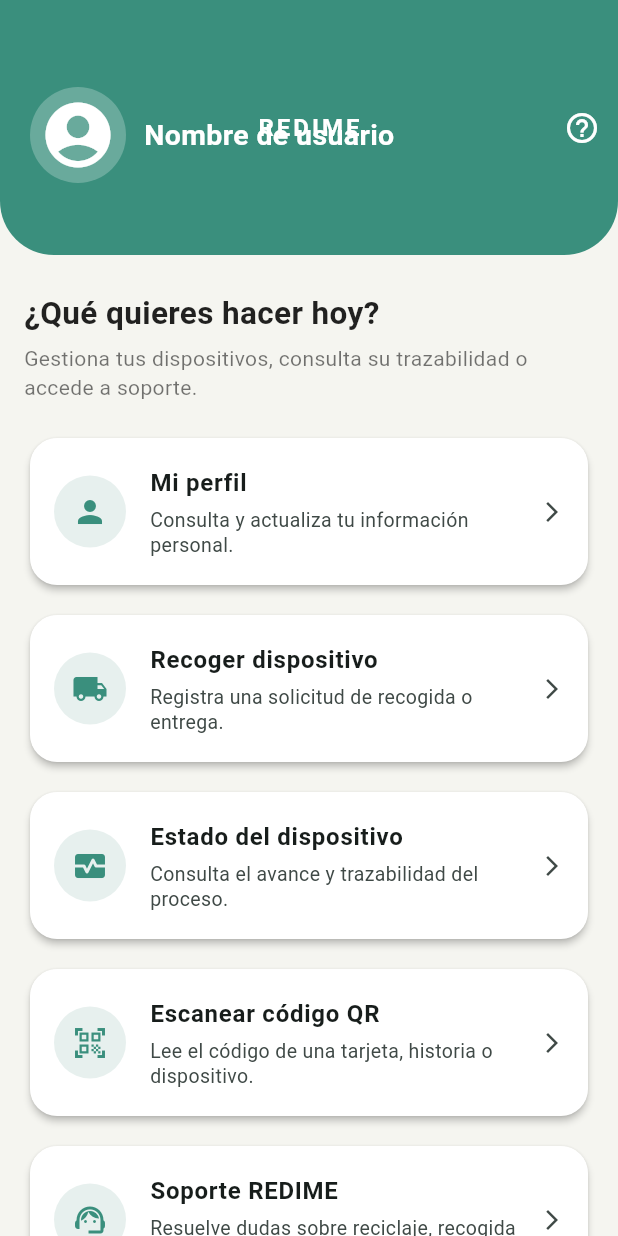
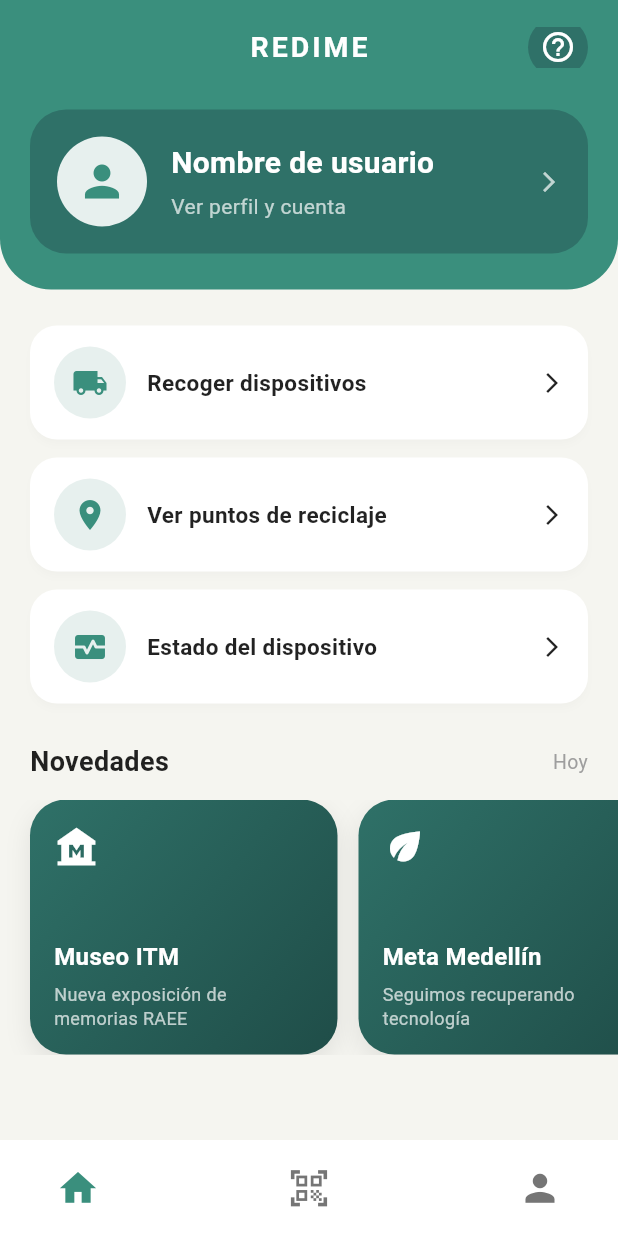
Before and after one commit to danniebravo/REDIME, a Flutter app: the HomeView screen opened by its route, on a phone screen of 412 x 824 dp. Run offline on Flutter 3.47's test engine with Material 3 defaults, Android fonts, the phone set to English and light mode, and no system bars; our stand-ins replace image_picker, sqflite, sqflite_common_ffi; missing offline and left inert: mobile_scanner; accounts and stored records are empty.

Commit message:
Rediseña Home basado en prototipo

```diff
--- a/lib/views/home_view.dart
+++ b/lib/views/home_view.dart
@@ -1,4 +1,5 @@
 import 'package:flutter/material.dart';
+import 'package:flutter/services.dart';
 
 import '../core/constants/app_routes.dart';
 
@@ -8,189 +9,368 @@ class HomeView extends StatelessWidget {
   static const Color _primaryColor = Color(0xFF3A8F7D);
   static const Color _backgroundColor = Color(0xFFF5F5F0);
 
+  void _showMapPendingMessage(BuildContext context) {
+    ScaffoldMessenger.of(context).showSnackBar(
+      const SnackBar(
+        content: Text(
+          'La pantalla de puntos de reciclaje se conectará próximamente.',
+        ),
+      ),
+    );
+  }
+
   @override
   Widget build(BuildContext context) {
-    return Scaffold(
+    return AnnotatedRegion<SystemUiOverlayStyle>(
+      value: SystemUiOverlayStyle.light.copyWith(
+        statusBarColor: _primaryColor,
+        statusBarIconBrightness: Brightness.light,
+      ),
+      child: Scaffold(
         backgroundColor: _backgroundColor,
-      appBar: AppBar(
-        toolbarHeight: 170,
-        backgroundColor: _primaryColor,
-        automaticallyImplyLeading: false,
-        centerTitle: true,
-        shape: const RoundedRectangleBorder(
-          borderRadius: BorderRadius.vertical(bottom: Radius.circular(36)),
+        body: SafeArea(
+          bottom: false,
+          child: Column(
+            children: [
+              Expanded(
+                child: ListView(
+                  padding: EdgeInsets.zero,
+                  children: [
+                    _HomeHeader(
+                      onSupportTap: () {
+                        Navigator.pushNamed(context, AppRoutes.chat);
+                      },
+                      onProfileTap: () {
+                        Navigator.pushNamed(context, AppRoutes.profile);
+                      },
                     ),
-        title: const Text(
+                    const SizedBox(height: 24),
+                    Padding(
+                      padding: const EdgeInsets.symmetric(horizontal: 20),
+                      child: Column(
+                        children: [
+                          _HomeActionButton(
+                            icon: Icons.local_shipping,
+                            label: 'Recoger dispositivos',
+                            onTap: () {
+                              Navigator.pushNamed(
+                                context,
+                                AppRoutes.pickupFlow,
+                              );
+                            },
+                          ),
+                          const SizedBox(height: 12),
+                          _HomeActionButton(
+                            icon: Icons.location_on,
+                            label: 'Ver puntos de reciclaje',
+                            onTap: () => _showMapPendingMessage(context),
+                          ),
+                          const SizedBox(height: 12),
+                          _HomeActionButton(
+                            icon: Icons.monitor_heart,
+                            label: 'Estado del dispositivo',
+                            onTap: () {
+                              Navigator.pushNamed(
+                                context,
+                                AppRoutes.deviceStatus,
+                              );
+                            },
+                          ),
+                        ],
+                      ),
+                    ),
+                    const SizedBox(height: 26),
+                    const Padding(
+                      padding: EdgeInsets.symmetric(horizontal: 20),
+                      child: Row(
+                        mainAxisAlignment: MainAxisAlignment.spaceBetween,
+                        children: [
+                          Text(
+                            'Novedades',
+                            style: TextStyle(
+                              fontSize: 18,
+                              fontWeight: FontWeight.bold,
+                              color: Colors.black87,
+                            ),
+                          ),
+                          Text(
+                            'Hoy',
+                            style: TextStyle(color: Colors.grey, fontSize: 13),
+                          ),
+                        ],
+                      ),
+                    ),
+                    const SizedBox(height: 12),
+                    SizedBox(
+                      height: 170,
+                      child: ListView(
+                        scrollDirection: Axis.horizontal,
+                        padding: const EdgeInsets.only(left: 20, right: 6),
+                        children: const [
+                          _NewsCard(
+                            title: 'Museo ITM',
+                            subtitle: 'Nueva exposición de memorias RAEE',
+                            icon: Icons.museum,
+                          ),
+                          _NewsCard(
+                            title: 'Meta Medellín',
+                            subtitle: 'Seguimos recuperando tecnología',
+                            icon: Icons.eco,
+                          ),
+                          _NewsCard(
+                            title: 'Trazabilidad',
+                            subtitle: 'Consulta el estado de tus dispositivos',
+                            icon: Icons.timeline,
+                          ),
+                        ],
+                      ),
+                    ),
+                    const SizedBox(height: 28),
+                  ],
+                ),
+              ),
+            ],
+          ),
+        ),
+        bottomNavigationBar: _HomeBottomNavigation(
+          onHomeTap: () {},
+          onQrTap: () {
+            Navigator.pushNamed(context, AppRoutes.qrScan);
+          },
+          onProfileTap: () {
+            Navigator.pushNamed(context, AppRoutes.profile);
+          },
+        ),
+      ),
+    );
+  }
+}
+
+class _HomeHeader extends StatelessWidget {
+  final VoidCallback onSupportTap;
+  final VoidCallback onProfileTap;
+
+  const _HomeHeader({required this.onSupportTap, required this.onProfileTap});
+
+  static const Color _primaryColor = Color(0xFF3A8F7D);
+  static const Color _darkPrimaryColor = Color(0xFF2F7168);
+  static const Color _softGreen = Color(0xFFE7F0EE);
+
+  @override
+  Widget build(BuildContext context) {
+    return Container(
+      width: double.infinity,
+      decoration: const BoxDecoration(
+        color: _primaryColor,
+        borderRadius: BorderRadius.only(
+          bottomLeft: Radius.circular(34),
+          bottomRight: Radius.circular(34),
+        ),
+      ),
+      child: Padding(
+        padding: const EdgeInsets.fromLTRB(20, 18, 20, 24),
+        child: Column(
+          children: [
+            Stack(
+              alignment: Alignment.center,
+              children: [
+                const Center(
+                  child: Text(
                     'REDIME',
                     style: TextStyle(
+                      color: Colors.white,
                       fontWeight: FontWeight.bold,
+                      fontSize: 19,
                       letterSpacing: 2,
+                    ),
+                  ),
+                ),
+                Positioned(
+                  right: 0,
+                  child: GestureDetector(
+                    onTap: onSupportTap,
+                    child: Container(
+                      width: 40,
+                      height: 40,
+                      decoration: const BoxDecoration(
+                        color: _darkPrimaryColor,
+                        shape: BoxShape.circle,
+                      ),
+                      child: const Icon(
+                        Icons.help_outline,
                         color: Colors.white,
                       ),
                     ),
-        actions: [
-          IconButton(
-            tooltip: 'Soporte',
-            icon: const Icon(Icons.help_outline, color: Colors.white),
-            onPressed: () {
-              Navigator.pushNamed(context, AppRoutes.chat);
-            },
+                  ),
                 ),
               ],
-        flexibleSpace: SafeArea(
-          child: Padding(
-            padding: const EdgeInsets.only(left: 20, right: 20, top: 58),
-            child: Row(
+            ),
+            const SizedBox(height: 28),
+            GestureDetector(
+              onTap: onProfileTap,
+              child: Container(
+                width: double.infinity,
+                padding: const EdgeInsets.all(18),
+                decoration: BoxDecoration(
+                  color: _darkPrimaryColor,
+                  borderRadius: BorderRadius.circular(24),
+                ),
+                child: const Row(
                   children: [
-                GestureDetector(
-                  onTap: () {
-                    Navigator.pushNamed(context, AppRoutes.profile);
-                  },
-                  child: const CircleAvatar(
-                    radius: 32,
-                    backgroundColor: Colors.white24,
-                    child: Icon(
-                      Icons.account_circle,
-                      color: Colors.white,
-                      size: 52,
+                    CircleAvatar(
+                      radius: 30,
+                      backgroundColor: _softGreen,
+                      child: Icon(Icons.person, size: 34, color: _primaryColor),
                     ),
-                  ),
-                ),
-                const SizedBox(width: 12),
-                const Expanded(
-                  child: Text(
+                    SizedBox(width: 16),
+                    Expanded(
+                      child: Column(
+                        crossAxisAlignment: CrossAxisAlignment.start,
+                        children: [
+                          Text(
                             'Nombre de usuario',
                             style: TextStyle(
                               color: Colors.white,
-                      fontSize: 19,
-                      fontWeight: FontWeight.w600,
+                              fontSize: 20,
+                              fontWeight: FontWeight.bold,
+                            ),
+                          ),
+                          SizedBox(height: 4),
+                          Text(
+                            'Ver perfil y cuenta',
+                            style: TextStyle(
+                              color: Colors.white70,
+                              fontSize: 14,
+                            ),
+                          ),
+                        ],
+                      ),
+                    ),
+                    Icon(
+                      Icons.arrow_forward_ios,
+                      color: Colors.white70,
+                      size: 16,
+                    ),
+                  ],
                 ),
               ),
             ),
           ],
         ),
       ),
+    );
+  }
+}
+
+class _HomeActionButton extends StatelessWidget {
+  final IconData icon;
+  final String label;
+  final VoidCallback onTap;
+
+  const _HomeActionButton({
+    required this.icon,
+    required this.label,
+    required this.onTap,
+  });
+
+  static const Color _primaryColor = Color(0xFF3A8F7D);
+  static const Color _softGreen = Color(0xFFE7F0EE);
+
+  @override
+  Widget build(BuildContext context) {
+    return Material(
+      color: Colors.white,
+      borderRadius: BorderRadius.circular(18),
+      elevation: 2,
+      shadowColor: Colors.black.withAlpha(20),
+      child: InkWell(
+        borderRadius: BorderRadius.circular(18),
+        onTap: onTap,
+        child: Padding(
+          padding: const EdgeInsets.symmetric(horizontal: 16, vertical: 14),
+          child: Row(
+            children: [
+              CircleAvatar(
+                radius: 24,
+                backgroundColor: _softGreen,
+                child: Icon(icon, color: _primaryColor),
               ),
-      ),
-      body: ListView(
-        padding: const EdgeInsets.symmetric(horizontal: 16, vertical: 24),
-        children: [
-          const Text(
-            '¿Qué quieres hacer hoy?',
-            style: TextStyle(
-              fontSize: 21,
-              fontWeight: FontWeight.bold,
+              const SizedBox(width: 14),
+              Expanded(
+                child: Text(
+                  label,
+                  style: const TextStyle(
+                    fontWeight: FontWeight.w700,
+                    fontSize: 15,
                     color: Colors.black87,
                   ),
                 ),
-          const SizedBox(height: 6),
-          const Text(
-            'Gestiona tus dispositivos, consulta su trazabilidad o accede a soporte.',
-            style: TextStyle(fontSize: 14, color: Colors.black54, height: 1.35),
               ),
-          const SizedBox(height: 20),
+              const Icon(Icons.arrow_forward_ios, size: 16),
+            ],
+          ),
+        ),
+      ),
+    );
+  }
+}
 
-          _HomeActionCard(
-            icon: Icons.person,
-            title: 'Mi perfil',
-            subtitle: 'Consulta y actualiza tu información personal.',
-            onTap: () {
-              Navigator.pushNamed(context, AppRoutes.profile);
-            },
+class _NewsCard extends StatelessWidget {
+  final String title;
+  final String subtitle;
+  final IconData icon;
+
+  const _NewsCard({
+    required this.title,
+    required this.subtitle,
+    required this.icon,
+  });
+
+  @override
+  Widget build(BuildContext context) {
+    return Container(
+      width: 205,
+      margin: const EdgeInsets.only(right: 14),
+      padding: const EdgeInsets.all(16),
+      decoration: BoxDecoration(
+        borderRadius: BorderRadius.circular(24),
+        gradient: const LinearGradient(
+          colors: [Color(0xFF2F7168), Color(0xFF1F4D48)],
+          begin: Alignment.topLeft,
+          end: Alignment.bottomRight,
         ),
-          const SizedBox(height: 12),
-
-          _HomeActionCard(
-            icon: Icons.local_shipping,
-            title: 'Recoger dispositivo',
-            subtitle: 'Registra una solicitud de recogida o entrega.',
-            onTap: () {
-              Navigator.pushNamed(context, AppRoutes.pickupFlow);
-            },
-          ),
-          const SizedBox(height: 12),
-
-          _HomeActionCard(
-            icon: Icons.monitor_heart,
-            title: 'Estado del dispositivo',
-            subtitle: 'Consulta el avance y trazabilidad del proceso.',
-            onTap: () {
-              Navigator.pushNamed(context, AppRoutes.deviceStatus);
-            },
-          ),
-          const SizedBox(height: 12),
-
-          _HomeActionCard(
-            icon: Icons.qr_code_scanner,
-            title: 'Escanear código QR',
-            subtitle: 'Lee el código de una tarjeta, historia o dispositivo.',
-            onTap: () {
-              Navigator.pushNamed(context, AppRoutes.qrScan);
-            },
-          ),
-          const SizedBox(height: 12),
-
-          _HomeActionCard(
-            icon: Icons.support_agent,
-            title: 'Soporte REDIME',
-            subtitle:
-                'Resuelve dudas sobre reciclaje, recogida o trazabilidad.',
-            onTap: () {
-              Navigator.pushNamed(context, AppRoutes.chat);
-            },
-          ),
-
-          const SizedBox(height: 24),
-
-          const _HomeSectionTitle(title: 'Mi cuenta'),
-
-          const SizedBox(height: 8),
-
-          ExpansionTile(
-            title: const Text('Dispositivos Redimidos'),
-            subtitle: const Text('Historial de dispositivos registrados'),
-            children: [
-              ListTile(
-                title: const Text('Ver mi perfil'),
-                subtitle: const Text(
-                  'Consulta tus dispositivos redimidos desde tu perfil.',
-                ),
-                trailing: const Icon(Icons.arrow_forward_ios, size: 16),
-                onTap: () {
-                  Navigator.pushNamed(context, AppRoutes.profile);
-                },
+        boxShadow: [
+          BoxShadow(
+            color: Colors.black.withAlpha(22),
+            blurRadius: 14,
+            offset: const Offset(0, 6),
           ),
         ],
       ),
-          ExpansionTile(
-            title: const Text('Tu Información'),
-            subtitle: const Text('Datos básicos del usuario'),
+      child: Column(
+        crossAxisAlignment: CrossAxisAlignment.start,
+        mainAxisAlignment: MainAxisAlignment.spaceBetween,
         children: [
-              ListTile(
-                title: const Text('Editar información personal'),
-                subtitle: const Text(
-                  'Actualiza nombre, celular y correo en tu perfil.',
+          Icon(icon, color: Colors.white, size: 30),
+          Column(
+            crossAxisAlignment: CrossAxisAlignment.start,
+            children: [
+              Text(
+                title,
+                style: const TextStyle(
+                  color: Colors.white,
+                  fontSize: 16,
+                  fontWeight: FontWeight.bold,
                 ),
-                trailing: const Icon(Icons.arrow_forward_ios, size: 16),
-                onTap: () {
-                  Navigator.pushNamed(context, AppRoutes.profile);
-                },
               ),
-            ],
+              const SizedBox(height: 6),
+              Text(
+                subtitle,
+                style: const TextStyle(
+                  color: Colors.white70,
+                  fontSize: 12,
+                  height: 1.35,
                 ),
-          ExpansionTile(
-            title: const Text('Cuenta'),
-            subtitle: const Text('Configuración y cierre de sesión'),
-            children: [
-              ListTile(
-                title: const Text('Administrar cuenta'),
-                subtitle: const Text(
-                  'Cerrar sesión o solicitar eliminación de cuenta.',
-                ),
-                trailing: const Icon(Icons.arrow_forward_ios, size: 16),
-                onTap: () {
-                  Navigator.pushNamed(context, AppRoutes.profile);
-                },
               ),
             ],
           ),
@@ -200,16 +380,55 @@ class HomeView extends StatelessWidget {
   }
 }
 
-class _HomeActionCard extends StatelessWidget {
+class _HomeBottomNavigation extends StatelessWidget {
+  final VoidCallback onHomeTap;
+  final VoidCallback onQrTap;
+  final VoidCallback onProfileTap;
+
+  const _HomeBottomNavigation({
+    required this.onHomeTap,
+    required this.onQrTap,
+    required this.onProfileTap,
+  });
+
+  @override
+  Widget build(BuildContext context) {
+    return Container(
+      color: Colors.white,
+      padding: EdgeInsets.only(
+        left: 28,
+        right: 28,
+        top: 8,
+        bottom: 8 + MediaQuery.of(context).padding.bottom,
+      ),
+      child: Row(
+        mainAxisAlignment: MainAxisAlignment.spaceBetween,
+        children: [
+          _BottomNavItem(icon: Icons.home, isActive: true, onTap: onHomeTap),
+          _BottomNavItem(
+            icon: Icons.qr_code_scanner,
+            isActive: false,
+            onTap: onQrTap,
+          ),
+          _BottomNavItem(
+            icon: Icons.person,
+            isActive: false,
+            onTap: onProfileTap,
+          ),
+        ],
+      ),
+    );
+  }
+}
+
+class _BottomNavItem extends StatelessWidget {
   final IconData icon;
-  final String title;
-  final String subtitle;
+  final bool isActive;
   final VoidCallback onTap;
 
-  const _HomeActionCard({
+  const _BottomNavItem({
     required this.icon,
-    required this.title,
-    required this.subtitle,
+    required this.isActive,
     required this.onTap,
   });
 
@@ -217,49 +436,13 @@ class _HomeActionCard extends StatelessWidget {
 
   @override
   Widget build(BuildContext context) {
-    return Card(
-      elevation: 2,
-      color: Colors.white,
-      shape: RoundedRectangleBorder(borderRadius: BorderRadius.circular(18)),
-      child: ListTile(
-        contentPadding: const EdgeInsets.symmetric(
-          horizontal: 16,
-          vertical: 10,
-        ),
-        leading: CircleAvatar(
-          radius: 24,
-          backgroundColor: const Color(0xFFE7F0EE),
-          child: Icon(icon, color: _primaryColor),
-        ),
-        title: Text(title, style: const TextStyle(fontWeight: FontWeight.w700)),
-        subtitle: Padding(
-          padding: const EdgeInsets.only(top: 4),
-          child: Text(
-            subtitle,
-            style: const TextStyle(fontSize: 13, height: 1.3),
-          ),
-        ),
-        trailing: const Icon(Icons.arrow_forward_ios, size: 16),
-        onTap: onTap,
+    return IconButton(
+      onPressed: onTap,
+      icon: Icon(
+        icon,
+        color: isActive ? _primaryColor : Colors.grey[600],
+        size: 29,
       ),
     );
   }
 }
-
-class _HomeSectionTitle extends StatelessWidget {
-  final String title;
-
-  const _HomeSectionTitle({required this.title});
-
-  @override
-  Widget build(BuildContext context) {
-    return Text(
-      title,
-      style: const TextStyle(
-        fontSize: 17,
-        fontWeight: FontWeight.bold,
-        color: Colors.black87,
-      ),
-    );
-  }
-}
```
Lines whose indentation alone changed are shown as unchanged.
